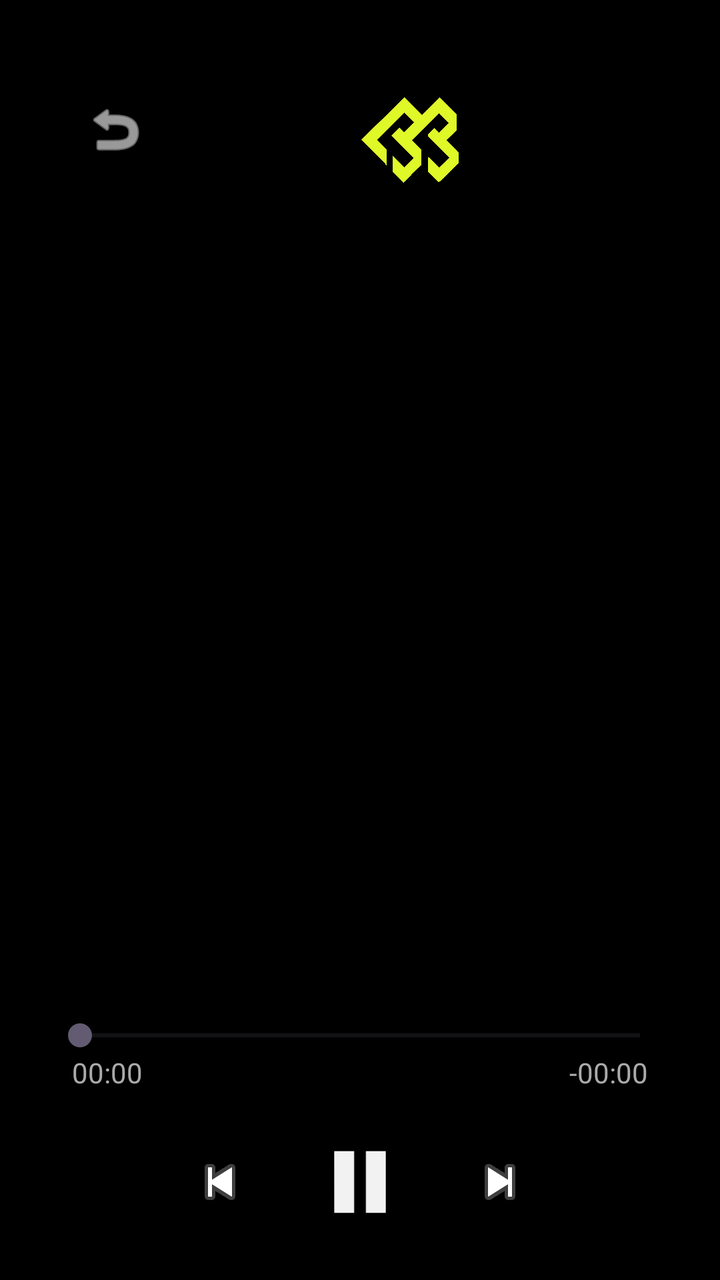
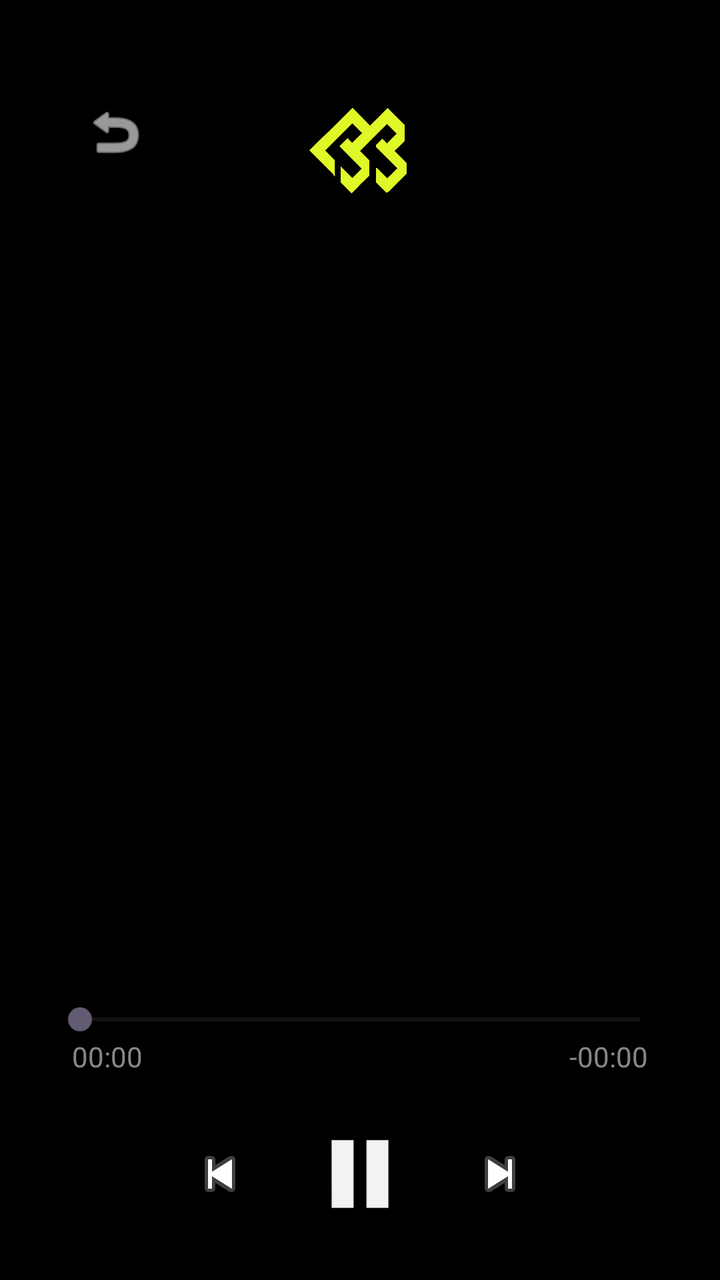

Screens rendered from an Android XML layout before and after an edit, with the pre-edit source and the edit as a unified diff.
<!-- AndroidManifest.xml: application theme Theme.Test -->
<!-- res/layout/fragment_player.xml -->
<?xml version="1.0" encoding="utf-8"?>
<LinearLayout
    xmlns:android="http://schemas.android.com/apk/res/android"
    xmlns:app="http://schemas.android.com/apk/res-auto"
    android:layout_width="match_parent"
    android:layout_height="match_parent"
    android:orientation="vertical"
    android:background="@android:color/black"
    android:padding="24dp">

    <LinearLayout
        android:layout_width="match_parent"
        android:layout_height="68dp"
        android:layout_marginTop="10dp"
        android:orientation="horizontal">

        <ImageButton
            android:id="@+id/btnBack"
            android:layout_width="67dp"
            android:layout_height="61dp"
            android:background="?attr/selectableItemBackgroundBorderless"
            android:contentDescription="Back"
            android:src="@android:drawable/ic_menu_revert"
            android:tint="@color/white" />

        <ImageView
            android:id="@+id/imageView2"
            android:layout_width="230dp"
            android:layout_height="49dp"
            android:layout_marginTop="10dp"
            app:srcCompat="@drawable/appiconblack" />

    </LinearLayout>

    <LinearLayout
        android:layout_width="match_parent"
        android:layout_height="239dp"
        android:layout_weight="1"
        android:gravity="center"
        android:orientation="vertical">

        <ImageView
            android:id="@+id/albumArt"
            android:layout_width="300dp"
            android:layout_height="300dp"
            android:scaleType="centerCrop" />

        <TextView
            android:id="@+id/songTitle"
            android:layout_width="wrap_content"
            android:layout_height="wrap_content"
            android:layout_marginTop="20dp"
            android:textColor="@color/white"
            android:textSize="24sp"
            android:textStyle="bold" />

        <TextView
            android:id="@+id/artistName"
            android:layout_width="wrap_content"
            android:layout_height="wrap_content"
            android:layout_marginBottom="30dp"
            android:textColor="@android:color/darker_gray"
            android:textSize="18sp" />

        <SeekBar
            android:id="@+id/seekBar"
            android:layout_width="match_parent"
            android:layout_height="wrap_content" />

        <LinearLayout
            android:layout_width="match_parent"
            android:layout_height="wrap_content"
            android:orientation="horizontal"
            android:paddingHorizontal="12dp">

            <TextView
                android:id="@+id/tvCurrentTime"
                android:layout_width="wrap_content"
                android:layout_height="wrap_content"
                android:text="00:00"
                android:textColor="@android:color/darker_gray" />

            <View
                android:layout_width="0dp"
                android:layout_height="1dp"
                android:layout_weight="1" />

            <TextView
                android:id="@+id/tvRemainingTime"
                android:layout_width="wrap_content"
                android:layout_height="wrap_content"
                android:text="-00:00"
                android:textColor="@android:color/darker_gray" />
        </LinearLayout>

        <LinearLayout
            android:layout_width="wrap_content"
            android:layout_height="wrap_content"
            android:layout_marginTop="20dp"
            android:gravity="center"
            android:orientation="horizontal">

            <ImageButton
                android:id="@+id/btnPrev"
                android:layout_width="80dp"
                android:layout_height="80dp"
                android:background="@null"
                android:src="@android:drawable/ic_media_previous" />

            <ImageButton
                android:id="@+id/btnPlayPause"
                android:layout_width="60dp"
                android:layout_height="60dp"
                android:background="@null"
                android:padding="10dp"
                android:scaleType="fitCenter"
                android:src="@drawable/ic_media_pause" />

            <ImageButton
                android:id="@+id/btnNext"
                android:layout_width="80dp"
                android:layout_height="80dp"
                android:background="@null"
                android:src="@android:drawable/ic_media_next" />
        </LinearLayout>
    </LinearLayout>
</LinearLayout>
<!-- resources referenced by this layout -->
<resources>
  <color name="white">#FFFFFFFF</color>
  <!-- drawable appiconblack: png bitmap (drawable, 90370 bytes) -->
  <!-- drawable ic_media_pause: png bitmap (drawable, 455 bytes) -->
  <style name="Theme.Test" parent="Base.Theme.Test" />
  <style name="Base.Theme.Test" parent="Theme.Material3.DayNight.NoActionBar">
          
          
      </style>
</resources>

<!-- the commit's change to res/layout/fragment_player.xml (unified diff, before → after) -->
@@ -5,30 +5,38 @@
     android:layout_width="match_parent"
     android:layout_height="match_parent"
     android:orientation="vertical"
-    android:background="@android:color/black"
-    android:padding="24dp">
+    android:background="@color/black"
+    android:padding="@dimen/spacing_xxxl">
 
     <LinearLayout
         android:layout_width="match_parent"
         android:layout_height="68dp"
-        android:layout_marginTop="10dp"
-        android:orientation="horizontal">
+        android:layout_marginTop="@dimen/spacing_md"
+        android:orientation="horizontal"
+        android:gravity="center_vertical">
 
         <ImageButton
             android:id="@+id/btnBack"
             android:layout_width="67dp"
             android:layout_height="61dp"
             android:background="?attr/selectableItemBackgroundBorderless"
-            android:contentDescription="Back"
+            android:contentDescription="@string/cd_back"
             android:src="@android:drawable/ic_menu_revert"
             android:tint="@color/white" />
 
         <ImageView
             android:id="@+id/imageView2"
-            android:layout_width="230dp"
+            android:layout_width="0dp"
             android:layout_height="49dp"
-            android:layout_marginTop="10dp"
+            android:layout_weight="1"
+            android:layout_marginTop="@dimen/spacing_md"
+            android:scaleType="centerInside"
             app:srcCompat="@drawable/appiconblack" />
+
+        
+        <View
+            android:layout_width="67dp"
+            android:layout_height="1dp" />
 
     </LinearLayout>
 
@@ -41,26 +49,26 @@
 
         <ImageView
             android:id="@+id/albumArt"
-            android:layout_width="300dp"
-            android:layout_height="300dp"
+            android:layout_width="@dimen/album_art_size"
+            android:layout_height="@dimen/album_art_size"
             android:scaleType="centerCrop" />
 
         <TextView
             android:id="@+id/songTitle"
             android:layout_width="wrap_content"
             android:layout_height="wrap_content"
-            android:layout_marginTop="20dp"
+            android:layout_marginTop="@dimen/spacing_xxl"
             android:textColor="@color/white"
-            android:textSize="24sp"
+            android:textSize="@dimen/text_heading"
             android:textStyle="bold" />
 
         <TextView
             android:id="@+id/artistName"
             android:layout_width="wrap_content"
             android:layout_height="wrap_content"
-            android:layout_marginBottom="30dp"
-            android:textColor="@android:color/darker_gray"
-            android:textSize="18sp" />
+            android:layout_marginBottom="@dimen/spacing_xxxl"
+            android:textColor="@color/text_secondary"
+            android:textSize="@dimen/text_xl" />
 
         <SeekBar
             android:id="@+id/seekBar"
@@ -71,14 +79,14 @@
             android:layout_width="match_parent"
             android:layout_height="wrap_content"
             android:orientation="horizontal"
-            android:paddingHorizontal="12dp">
+            android:paddingHorizontal="@dimen/spacing_lg">
 
             <TextView
                 android:id="@+id/tvCurrentTime"
                 android:layout_width="wrap_content"
                 android:layout_height="wrap_content"
-                android:text="00:00"
-                android:textColor="@android:color/darker_gray" />
+                android:text="@string/label_time_zero"
+                android:textColor="@color/text_secondary" />
 
             <View
                 android:layout_width="0dp"
@@ -89,22 +97,23 @@
                 android:id="@+id/tvRemainingTime"
                 android:layout_width="wrap_content"
                 android:layout_height="wrap_content"
-                android:text="-00:00"
-                android:textColor="@android:color/darker_gray" />
+                android:text="@string/label_time_remaining"
+                android:textColor="@color/text_secondary" />
         </LinearLayout>
 
         <LinearLayout
             android:layout_width="wrap_content"
             android:layout_height="wrap_content"
-            android:layout_marginTop="20dp"
+            android:layout_marginTop="@dimen/spacing_xxl"
             android:gravity="center"
             android:orientation="horizontal">
 
             <ImageButton
                 android:id="@+id/btnPrev"
-                android:layout_width="80dp"
-                android:layout_height="80dp"
+                android:layout_width="@dimen/btn_icon_xxl"
+                android:layout_height="@dimen/btn_icon_xxl"
                 android:background="@null"
+                android:contentDescription="@string/cd_previous"
                 android:src="@android:drawable/ic_media_previous" />
 
             <ImageButton
@@ -112,15 +121,16 @@
                 android:layout_width="60dp"
                 android:layout_height="60dp"
                 android:background="@null"
-                android:padding="10dp"
+                android:padding="@dimen/spacing_md"
                 android:scaleType="fitCenter"
                 android:src="@drawable/ic_media_pause" />
 
             <ImageButton
                 android:id="@+id/btnNext"
-                android:layout_width="80dp"
-                android:layout_height="80dp"
+                android:layout_width="@dimen/btn_icon_xxl"
+                android:layout_height="@dimen/btn_icon_xxl"
                 android:background="@null"
+                android:contentDescription="@string/cd_next"
                 android:src="@android:drawable/ic_media_next" />
         </LinearLayout>
     </LinearLayout>
<!-- resource entries referenced after the edit -->
@@ -1,8 +1,23 @@
 <!-- resources referenced by this layout -->
 <resources>
+  <color name="black">#FF000000</color>
+  <color name="text_secondary">#888888</color>
   <color name="white">#FFFFFFFF</color>
+  <dimen name="album_art_size">300dp</dimen>
+  <dimen name="btn_icon_xxl">80dp</dimen>
+  <dimen name="spacing_lg">12dp</dimen>
+  <dimen name="spacing_md">8dp</dimen>
+  <dimen name="spacing_xxl">20dp</dimen>
+  <dimen name="spacing_xxxl">24dp</dimen>
+  <dimen name="text_heading">24sp</dimen>
+  <dimen name="text_xl">18sp</dimen>
   <!-- drawable appiconblack: png bitmap (drawable, 90370 bytes) -->
   <!-- drawable ic_media_pause: png bitmap (drawable, 455 bytes) -->
+  <string name="cd_back">Back</string>
+  <string name="cd_next">Next</string>
+  <string name="cd_previous">Previous</string>
+  <string name="label_time_remaining">-00:00</string>
+  <string name="label_time_zero">00:00</string>
   <style name="Theme.Test" parent="Base.Theme.Test" />
   <style name="Base.Theme.Test" parent="Theme.Material3.DayNight.NoActionBar">
           
